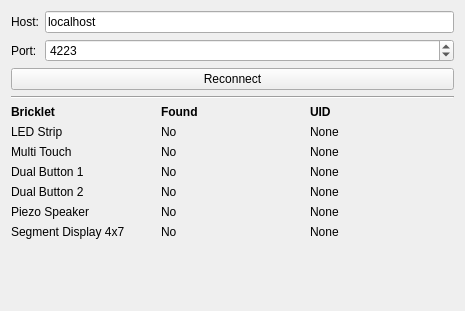
Tinkerforge/blinkenlights, file demo/src/ui/setup.ui: the form before one commit.
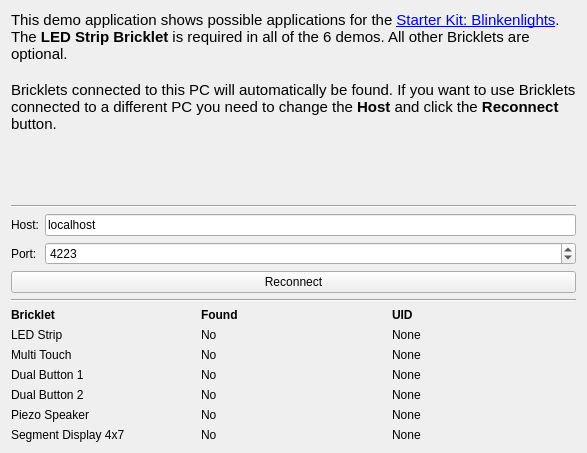
The form after the commit.

Commit message: demo: Add help text to each tab

Diff of the .ui file:
```diff
--- a/demo/src/ui/setup.ui
+++ b/demo/src/ui/setup.ui
@@ -6,14 +6,49 @@
    <rect>
     <x>0</x>
     <y>0</y>
-    <width>465</width>
-    <height>311</height>
+    <width>587</width>
+    <height>453</height>
    </rect>
   </property>
   <property name="windowTitle">
    <string>Form</string>
   </property>
   <layout class="QVBoxLayout" name="verticalLayout">
+   <item>
+    <widget class="QLabel" name="label_3">
+     <property name="sizePolicy">
+      <sizepolicy hsizetype="MinimumExpanding" vsizetype="MinimumExpanding">
+       <horstretch>0</horstretch>
+       <verstretch>1</verstretch>
+      </sizepolicy>
+     </property>
+     <property name="text">
+      <string>&lt;!DOCTYPE HTML PUBLIC &quot;-//W3C//DTD HTML 4.0//EN&quot; &quot;http://www.w3.org/TR/REC-html40/strict.dtd&quot;&gt;
+&lt;html&gt;&lt;head&gt;&lt;meta name=&quot;qrichtext&quot; content=&quot;1&quot; /&gt;&lt;style type=&quot;text/css&quot;&gt;
+p, li { white-space: pre-wrap; }
+&lt;/style&gt;&lt;/head&gt;&lt;body style=&quot; font-family:'Ubuntu'; font-size:11pt; font-weight:400; font-style:normal;&quot;&gt;
+&lt;p style=&quot; margin-top:0px; margin-bottom:0px; margin-left:0px; margin-right:0px; -qt-block-indent:0; text-indent:0px;&quot;&gt;This demo application shows possible applications for the &lt;a href=&quot;http://www.tinkerforge.com/en/doc/Kits/Blinkenlights/Blinkenlights.html&quot;&gt;&lt;span style=&quot; text-decoration: underline; color:#0000ff;&quot;&gt;Starter Kit: Blinkenlights&lt;/span&gt;&lt;/a&gt;. The &lt;span style=&quot; font-weight:600;&quot;&gt;LED Strip Bricklet&lt;/span&gt; is required in all of the 6 demos. All other Bricklets are optional.&lt;/p&gt;
+&lt;p style=&quot;-qt-paragraph-type:empty; margin-top:0px; margin-bottom:0px; margin-left:0px; margin-right:0px; -qt-block-indent:0; text-indent:0px;&quot;&gt;&lt;/p&gt;
+&lt;p style=&quot; margin-top:0px; margin-bottom:0px; margin-left:0px; margin-right:0px; -qt-block-indent:0; text-indent:0px;&quot;&gt;Bricklets connected to this PC will automatically be found. If you want to use Bricklets connected to a different PC you need to change the &lt;span style=&quot; font-weight:600;&quot;&gt;Host&lt;/span&gt; and click the &lt;span style=&quot; font-weight:600;&quot;&gt;Reconnect&lt;/span&gt; button.&lt;/p&gt;&lt;/body&gt;&lt;/html&gt;</string>
+     </property>
+     <property name="alignment">
+      <set>Qt::AlignLeading|Qt::AlignLeft|Qt::AlignTop</set>
+     </property>
+     <property name="wordWrap">
+      <bool>true</bool>
+     </property>
+     <property name="openExternalLinks">
+      <bool>true</bool>
+     </property>
+    </widget>
+   </item>
+   <item>
+    <widget class="Line" name="line_2">
+     <property name="orientation">
+      <enum>Qt::Horizontal</enum>
+     </property>
+    </widget>
+   </item>
    <item>
     <layout class="QGridLayout" name="gridLayout_2">
      <item row="0" column="0">
@@ -98,6 +133,12 @@
      </item>
      <item row="0" column="0">
       <widget class="QLabel" name="label_4">
+       <property name="sizePolicy">
+        <sizepolicy hsizetype="Preferred" vsizetype="Preferred">
+         <horstretch>0</horstretch>
+         <verstretch>0</verstretch>
+        </sizepolicy>
+       </property>
        <property name="text">
         <string>&lt;html&gt;&lt;head/&gt;&lt;body&gt;&lt;p&gt;&lt;span style=&quot; font-weight:600;&quot;&gt;Bricklet&lt;/span&gt;&lt;/p&gt;&lt;/body&gt;&lt;/html&gt;</string>
        </property>
@@ -217,19 +258,6 @@
      </item>
     </layout>
    </item>
-   <item>
-    <spacer name="verticalSpacer">
-     <property name="orientation">
-      <enum>Qt::Vertical</enum>
-     </property>
-     <property name="sizeHint" stdset="0">
-      <size>
-       <width>258</width>
-       <height>17</height>
-      </size>
-     </property>
-    </spacer>
-   </item>
   </layout>
  </widget>
  <resources/>
```
The commit also changes 6 other files.
